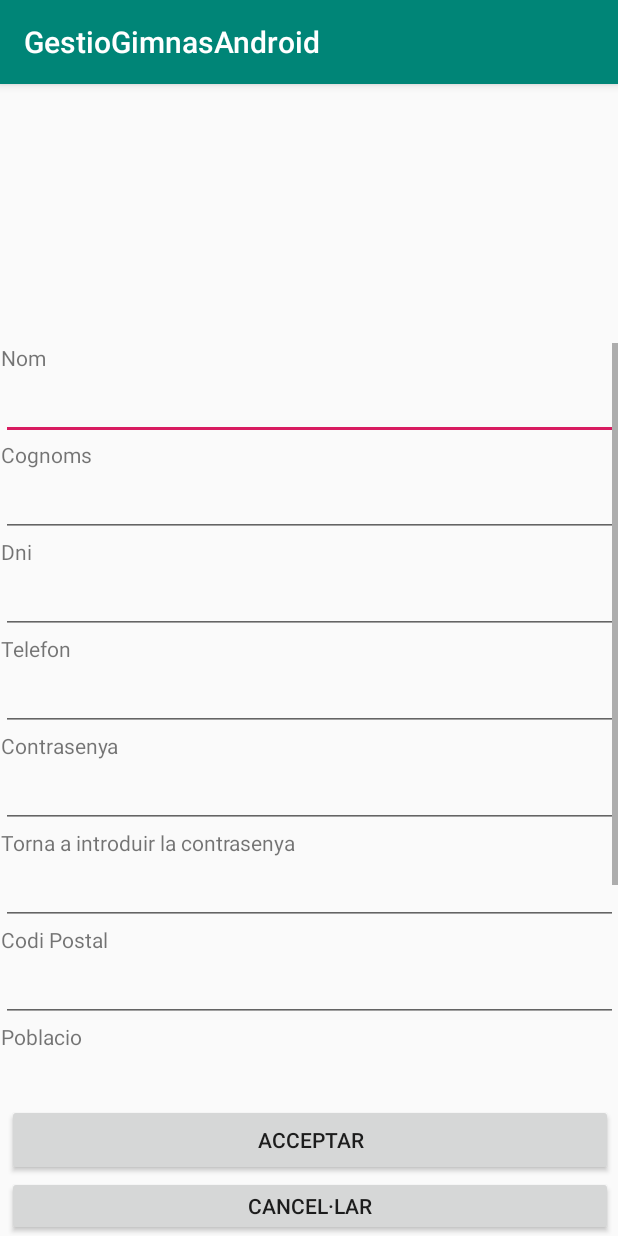
After one commit to pinzon25/GestioGimnasAndroid, an Android app: the AltaUsuariActivity screen opened directly, with no data from a screen before it, on a phone screen of 412 x 824 dp. The commit adds this screen. Run offline under Robolectric (Android 15) with nearby library versions, the phone set to English and light mode, and no system bars; our stand-ins replace Firebase (no records; nobody signed in at launch, a user with empty details on screens opened directly).

Commit message:
-Realitzada la interfac de donar d'alta.

```diff
--- a/app/build.gradle
+++ b/app/build.gradle
@@ -25,6 +25,9 @@ dependencies {
     implementation 'androidx.appcompat:appcompat:1.0.2'
     implementation 'androidx.constraintlayout:constraintlayout:1.1.3'
     implementation 'com.google.firebase:firebase-analytics:17.2.2'
+    implementation 'com.google.firebase:firebase-firestore:21.2.1'
+    implementation 'com.google.firebase:firebase-core:17.0.0'
+
     testImplementation 'junit:junit:4.12'
     androidTestImplementation 'androidx.test.ext:junit:1.1.0'
     androidTestImplementation 'androidx.test.espresso:espresso-core:3.1.1'
--- a/app/src/main/AndroidManifest.xml
+++ b/app/src/main/AndroidManifest.xml
@@ -9,6 +9,8 @@
         android:roundIcon="@mipmap/ic_launcher_round"
         android:supportsRtl="true"
         android:theme="@style/AppTheme">
+        <activity android:name=".BaixaUsuariActivity"></activity>
+        <activity android:name=".AltaUsuariActivity" />
         <activity android:name=".MainActivity">
             <intent-filter>
                 <action android:name="android.intent.action.MAIN" />
--- /dev/null
+++ b/app/src/main/java/ricard/projecte/gestiogimnasandroid/AltaUsuariActivity.java
@@ -0,0 +1,43 @@
+package ricard.projecte.gestiogimnasandroid;
+
+import androidx.appcompat.app.AppCompatActivity;
+
+import android.os.Bundle;
+import android.widget.Button;
+import android.widget.EditText;
+import android.widget.RadioButton;
+
+import com.google.firebase.firestore.FirebaseFirestore;
+
+public class AltaUsuariActivity extends AppCompatActivity {
+    FirebaseFirestore db = FirebaseFirestore.getInstance();
+    Button BtCancelar, BtAcceptar;
+    EditText nom,cognoms,dni,telefon,contrasenya,repeticio,codipostal,poblacio,iban,cuota;
+    RadioButton jornadamati, jornadatarda;
+
+
+    @Override
+    protected void onCreate(Bundle savedInstanceState) {
+        super.onCreate(savedInstanceState);
+        setContentView(R.layout.activity_alta_usuari);
+
+        BtCancelar= findViewById(R.id.BtCancelar);
+        BtAcceptar = findViewById(R.id.BtAcceptarAlta);
+
+        nom=findViewById(R.id.TfNomAlta);
+        cognoms =findViewById(R.id.TfCognomsAlta);
+        dni =findViewById(R.id.TfDniAlta);
+        telefon =findViewById(R.id.TfTelefonAlta);
+        contrasenya =findViewById(R.id.TfContrasenyaAlta);
+        repeticio =findViewById(R.id.TfRepeticioAlta);
+        codipostal =findViewById(R.id.TfCodiPostalAlta);
+        poblacio =findViewById(R.id.TfPoblacioAlta);
+        iban =findViewById(R.id.TfIbanAlta);
+        cuota =findViewById(R.id.TfCuotaAlta);
+
+        jornadamati = findViewById(R.id.RbMatiAlta);
+        jornadatarda =findViewById(R.id.RbTardaAlta);
+
+
+    }
+}
--- /dev/null
+++ b/app/src/main/res/layout/activity_alta_usuari.xml
@@ -0,0 +1,195 @@
+<?xml version="1.0" encoding="utf-8"?>
+<androidx.constraintlayout.widget.ConstraintLayout xmlns:android="http://schemas.android.com/apk/res/android"
+    xmlns:app="http://schemas.android.com/apk/res-auto"
+    xmlns:tools="http://schemas.android.com/tools"
+    android:layout_width="match_parent"
+    android:layout_height="match_parent"
+    tools:context=".AltaUsuariActivity">
+
+    <ScrollView
+        android:id="@+id/scrollView2"
+        android:layout_width="411dp"
+        android:layout_height="507dp"
+        app:layout_constraintBottom_toTopOf="@+id/linearLayout"
+        app:layout_constraintEnd_toEndOf="parent"
+        app:layout_constraintStart_toStartOf="parent">
+
+        <LinearLayout
+            android:layout_width="match_parent"
+            android:layout_height="wrap_content"
+            android:orientation="vertical">
+
+            <TextView
+                android:id="@+id/LBNomAlta"
+                android:layout_width="match_parent"
+                android:layout_height="wrap_content"
+                android:text="Nom" />
+
+            <EditText
+                android:id="@+id/TfNomAlta"
+                android:layout_width="match_parent"
+                android:layout_height="wrap_content"
+                android:ems="10"
+                android:inputType="textPersonName" />
+
+            <TextView
+                android:id="@+id/LbCognomsAlta"
+                android:layout_width="match_parent"
+                android:layout_height="wrap_content"
+                android:text="Cognoms" />
+
+            <EditText
+                android:id="@+id/TfCognomsAlta"
+                android:layout_width="match_parent"
+                android:layout_height="wrap_content"
+                android:ems="10"
+                android:inputType="textPersonName" />
+
+            <TextView
+                android:id="@+id/LbDniAlta"
+                android:layout_width="match_parent"
+                android:layout_height="wrap_content"
+                android:text="Dni" />
+
+            <EditText
+                android:id="@+id/TfDniAlta"
+                android:layout_width="match_parent"
+                android:layout_height="wrap_content"
+                android:ems="10"
+                android:inputType="textPersonName" />
+
+            <TextView
+                android:id="@+id/LbTelefonAlta"
+                android:layout_width="match_parent"
+                android:layout_height="wrap_content"
+                android:text="Telefon" />
+
+            <EditText
+                android:id="@+id/TfTelefonAlta"
+                android:layout_width="match_parent"
+                android:layout_height="wrap_content"
+                android:ems="10"
+                android:inputType="textPersonName" />
+
+            <TextView
+                android:id="@+id/LbContrasenyaAlta"
+                android:layout_width="match_parent"
+                android:layout_height="wrap_content"
+                android:text="Contrasenya" />
+
+            <EditText
+                android:id="@+id/TfContrasenyaAlta"
+                android:layout_width="match_parent"
+                android:layout_height="wrap_content"
+                android:ems="10"
+                android:inputType="textPassword" />
+
+            <TextView
+                android:id="@+id/LbRepeticioAlta"
+                android:layout_width="match_parent"
+                android:layout_height="wrap_content"
+                android:text="Torna a introduir la contrasenya" />
+
+            <EditText
+                android:id="@+id/TfRepeticioAlta"
+                android:layout_width="match_parent"
+                android:layout_height="wrap_content"
+                android:ems="10"
+                android:inputType="textPassword" />
+
+            <TextView
+                android:id="@+id/LbCodiPostalAlta"
+                android:layout_width="match_parent"
+                android:layout_height="wrap_content"
+                android:text="Codi Postal" />
+
+            <EditText
+                android:id="@+id/TfCodiPostalAlta"
+                android:layout_width="match_parent"
+                android:layout_height="wrap_content"
+                android:ems="10"
+                android:inputType="textPersonName" />
+
+            <TextView
+                android:id="@+id/LbPoblacioAlta"
+                android:layout_width="match_parent"
+                android:layout_height="wrap_content"
+                android:text="Poblacio" />
+
+            <EditText
+                android:id="@+id/TfPoblacioAlta"
+                android:layout_width="match_parent"
+                android:layout_height="wrap_content"
+                android:ems="10"
+                android:inputType="textPersonName" />
+
+            <TextView
+                android:id="@+id/LbIbanAlta"
+                android:layout_width="match_parent"
+                android:layout_height="wrap_content"
+                android:text="IBAN Electronic" />
+
+            <EditText
+                android:id="@+id/TfIbanAlta"
+                android:layout_width="match_parent"
+                android:layout_height="wrap_content"
+                android:ems="10"
+                android:inputType="textPersonName" />
+
+            <TextView
+                android:id="@+id/LbJornadaAlta"
+                android:layout_width="match_parent"
+                android:layout_height="wrap_content"
+                android:text="Jornada" />
+
+            <RadioButton
+                android:id="@+id/RbMatiAlta"
+                android:layout_width="match_parent"
+                android:layout_height="wrap_content"
+                android:text="Mati" />
+
+            <RadioButton
+                android:id="@+id/RbTardaAlta"
+                android:layout_width="match_parent"
+                android:layout_height="wrap_content"
+                android:text="Tarda" />
+
+            <TextView
+                android:id="@+id/LbCuotaAlta"
+                android:layout_width="match_parent"
+                android:layout_height="wrap_content"
+                android:text="Cuota" />
+
+            <EditText
+                android:id="@+id/TfCuotaAlta"
+                android:layout_width="match_parent"
+                android:layout_height="28dp"
+                android:ems="10"
+                android:inputType="textPersonName" />
+
+        </LinearLayout>
+    </ScrollView>
+
+    <LinearLayout
+        android:id="@+id/linearLayout"
+        android:layout_width="404dp"
+        android:layout_height="88dp"
+        android:orientation="vertical"
+        app:layout_constraintBottom_toBottomOf="parent"
+        app:layout_constraintEnd_toEndOf="parent"
+        app:layout_constraintStart_toStartOf="@+id/scrollView2">
+
+        <Button
+            android:id="@+id/BtAcceptarAlta"
+            android:layout_width="match_parent"
+            android:layout_height="wrap_content"
+            android:text="Acceptar" />
+
+        <Button
+            android:id="@+id/BtCancelarAlta"
+            android:layout_width="match_parent"
+            android:layout_height="wrap_content"
+            android:text="Cancel·lar" />
+    </LinearLayout>
+
+</androidx.constraintlayout.widget.ConstraintLayout>
```
Also changed, not shown: app/src/main/java/ricard/projecte/gestiogimnasandroid/BaixaUsuariActivity.java (added, +14 -0 lines), app/src/main/java/ricard/projecte/gestiogimnasandroid/FirebaseInitialize.java (+41 -0 lines), app/src/main/java/ricard/projecte/gestiogimnasandroid/MainActivity.java (+43 -1 lines), app/src/main/java/ricard/projecte/gestiogimnasandroid/Modelo.java (+177 -0 lines), app/src/main/res/layout/activity_baixa_usuari.xml (added, +98 -0 lines), app/src/main/res/layout/activity_main.xml (+46 -12 lines), app/src/main/res/drawable/bodybuilder.jpg (added).
